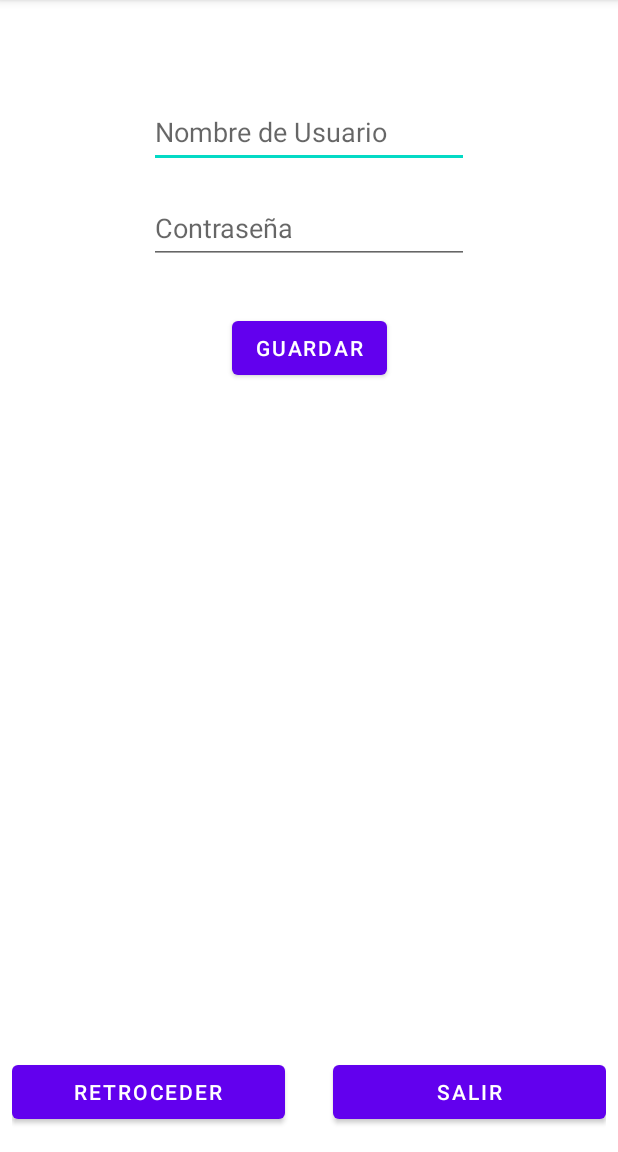
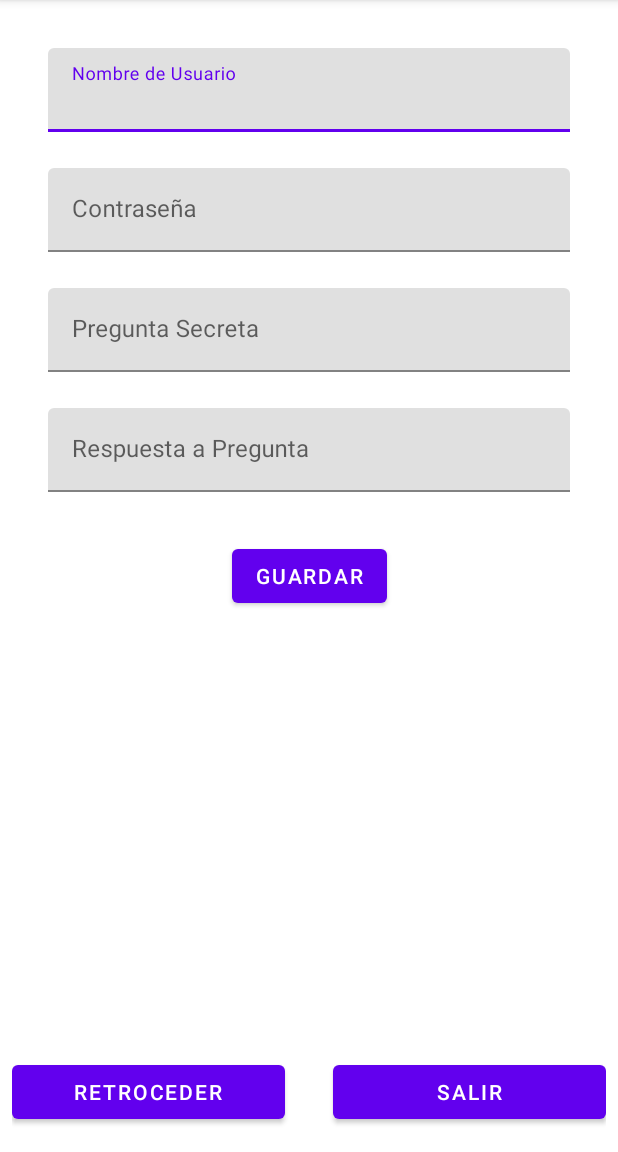
Before and after one commit to ctapia-cl/MisEventos, an Android app: the screen it shows after launch (registro), after a tap on "REGISTRARSE", on a phone screen of 412 x 824 dp, the part 84-1236 px from its top. Run offline under Robolectric (Android 15) with nearby library versions, the phone set to English and light mode, and no system bars.

Commit message:
Se modifican campos a TextInputLayout

```diff
--- a/app/src/main/java/com/example/miseventos/AdministradorBaseDatos.java
+++ b/app/src/main/java/com/example/miseventos/AdministradorBaseDatos.java
@@ -12,7 +12,8 @@ public class AdministradorBaseDatos extends SQLiteOpenHelper {
     }
 
     @Override
-    public void onCreate(SQLiteDatabase sqLiteDatabase) {
+    public void onCreate(SQLiteDatabase db) {
+        db.execSQL("create table clientes ()");
 
     }
 
--- a/app/src/main/java/com/example/miseventos/MainActivity.java
+++ b/app/src/main/java/com/example/miseventos/MainActivity.java
@@ -11,8 +11,10 @@ import android.widget.Button;
 import android.widget.EditText;
 import android.widget.TextView;
 
+import com.google.android.material.textfield.TextInputLayout;
+
 public class MainActivity extends AppCompatActivity {
-        private EditText etUsuario, etContrasena;
+        private TextInputLayout tilUsuario, tilPass;
         private Button btnIngresar, btnRegistrar;
         private TextView tvRecuperarpass;
 
@@ -51,8 +53,8 @@ public class MainActivity extends AppCompatActivity {
 
     }
     private void referencias() {
-        etUsuario = findViewById(R.id.etUsuario);
-        etContrasena = findViewById(R.id.etContrasena);
+        tilUsuario = findViewById(R.id.tilUsuario);
+        tilPass = findViewById(R.id.tilPass);
         btnIngresar = findViewById(R.id.btnIngresar);
         btnRegistrar = findViewById(R.id.btnRegistrar);
         tvRecuperarpass = findViewById(R.id.tvRecuperarpass);
--- a/app/src/main/java/com/example/miseventos/registro.java
+++ b/app/src/main/java/com/example/miseventos/registro.java
@@ -6,11 +6,12 @@ import android.content.Intent;
 import android.os.Bundle;
 import android.view.View;
 import android.widget.Button;
-import android.widget.EditText;
+
+import com.google.android.material.textfield.TextInputLayout;
 
 public class registro extends AppCompatActivity {
 
-    private EditText etNewUser, etPass;
+    private TextInputLayout tilUsername, tilContrasena, tilPregunta, tilRespuesta;
     private Button btnVolver, btnGuardar, btnSalir;
 
     @Override
@@ -43,11 +44,13 @@ public class registro extends AppCompatActivity {
     }
     private void referencias() {
 
-        etNewUser = findViewById(R.id.etNewUser);
-        etPass = findViewById(R.id.etPass);
+        tilUsername = findViewById(R.id.tilUsername);
+        tilContrasena = findViewById(R.id.tilContrasena);
+        tilPregunta = findViewById(R.id.tilPregunta);
+        tilRespuesta = findViewById(R.id.tilRespuesta);
         btnVolver = findViewById(R.id.btnVolver);
         btnGuardar = findViewById(R.id.btnGuardar);
-        btnSalir = findViewById(R.id.btnSalir);
+        btnSalir = findViewById(R.id.btnEnviar);
 
     }
 
--- a/app/src/main/res/layout/activity_registro.xml
+++ b/app/src/main/res/layout/activity_registro.xml
@@ -5,32 +5,6 @@
     android:layout_width="match_parent"
     android:layout_height="match_parent"
     tools:context=".registro">
-
-    <EditText
-        android:id="@+id/etNewUser"
-        android:layout_width="wrap_content"
-        android:layout_height="wrap_content"
-        android:layout_marginTop="64dp"
-        android:ems="10"
-        android:hint="Nombre de Usuario"
-        android:inputType="textPersonName"
-        android:minHeight="48dp"
-        app:layout_constraintEnd_toEndOf="parent"
-        app:layout_constraintStart_toStartOf="parent"
-        app:layout_constraintTop_toTopOf="parent" />
-
-    <EditText
-        android:id="@+id/etPass"
-        android:layout_width="wrap_content"
-        android:layout_height="wrap_content"
-        android:layout_marginTop="16dp"
-        android:ems="10"
-        android:hint="Contraseña"
-        android:inputType="textPassword"
-        android:minHeight="48dp"
-        app:layout_constraintEnd_toEndOf="parent"
-        app:layout_constraintStart_toStartOf="parent"
-        app:layout_constraintTop_toBottomOf="@+id/etNewUser" />
 
     <Button
         android:id="@+id/btnGuardar"
@@ -40,7 +14,7 @@
         android:text="Guardar"
         app:layout_constraintEnd_toEndOf="parent"
         app:layout_constraintStart_toStartOf="parent"
-        app:layout_constraintTop_toBottomOf="@+id/etPass" />
+        app:layout_constraintTop_toBottomOf="@+id/tilRespuesta" />
 
     <LinearLayout
         android:layout_width="0dp"
@@ -62,7 +36,7 @@
             android:text="Retroceder" />
 
         <Button
-            android:id="@+id/btnSalir"
+            android:id="@+id/btnEnviar"
             android:layout_width="0dp"
             android:layout_height="wrap_content"
             android:layout_marginLeft="16dp"
@@ -70,4 +44,73 @@
             android:text="Salir" />
     </LinearLayout>
 
+    <com.google.android.material.textfield.TextInputLayout
+        android:id="@+id/tilUsername"
+        android:layout_width="0dp"
+        android:layout_height="wrap_content"
+        android:layout_marginStart="32dp"
+        android:layout_marginTop="32dp"
+        android:layout_marginEnd="32dp"
+        app:layout_constraintEnd_toEndOf="parent"
+        app:layout_constraintStart_toStartOf="parent"
+        app:layout_constraintTop_toTopOf="parent">
+
+        <com.google.android.material.textfield.TextInputEditText
+            android:layout_width="match_parent"
+            android:layout_height="wrap_content"
+            android:hint="Nombre de Usuario" />
+    </com.google.android.material.textfield.TextInputLayout>
+
+    <com.google.android.material.textfield.TextInputLayout
+        android:id="@+id/tilContrasena"
+        android:layout_width="0dp"
+        android:layout_height="wrap_content"
+        android:layout_marginStart="32dp"
+        android:layout_marginTop="24dp"
+        android:layout_marginEnd="32dp"
+        app:layout_constraintEnd_toEndOf="parent"
+        app:layout_constraintStart_toStartOf="parent"
+        app:layout_constraintTop_toBottomOf="@+id/tilUsername">
+
+        <com.google.android.material.textfield.TextInputEditText
+            android:layout_width="match_parent"
+            android:layout_height="wrap_content"
+            android:hint="Contraseña" />
+    </com.google.android.material.textfield.TextInputLayout>
+
+    <com.google.android.material.textfield.TextInputLayout
+        android:id="@+id/tilPregunta"
+        android:layout_width="0dp"
+        android:layout_height="wrap_content"
+        android:layout_marginStart="32dp"
+        android:layout_marginTop="24dp"
+        android:layout_marginEnd="32dp"
+        app:layout_constraintEnd_toEndOf="parent"
+        app:layout_constraintStart_toStartOf="parent"
+        app:layout_constraintTop_toBottomOf="@+id/tilContrasena">
+
+        <com.google.android.material.textfield.TextInputEditText
+            android:layout_width="match_parent"
+            android:layout_height="wrap_content"
+            android:hint="Pregunta Secreta" />
+
+    </com.google.android.material.textfield.TextInputLayout>
+
+    <com.google.android.material.textfield.TextInputLayout
+        android:id="@+id/tilRespuesta"
+        android:layout_width="0dp"
+        android:layout_height="wrap_content"
+        android:layout_marginStart="32dp"
+        android:layout_marginTop="24dp"
+        android:layout_marginEnd="32dp"
+        app:layout_constraintEnd_toEndOf="parent"
+        app:layout_constraintStart_toStartOf="parent"
+        app:layout_constraintTop_toBottomOf="@+id/tilPregunta">
+
+        <com.google.android.material.textfield.TextInputEditText
+            android:layout_width="match_parent"
+            android:layout_height="wrap_content"
+            android:hint="Respuesta a Pregunta" />
+    </com.google.android.material.textfield.TextInputLayout>
+
 </androidx.constraintlayout.widget.ConstraintLayout>
```
Also changed, not shown: app/src/main/java/com/example/miseventos/RecuperarPass.java (+8 -11 lines), app/src/main/res/layout/activity_main.xml (+36 -35 lines), app/src/main/res/layout/activity_recuperar_pass.xml (+37 -27 lines).
